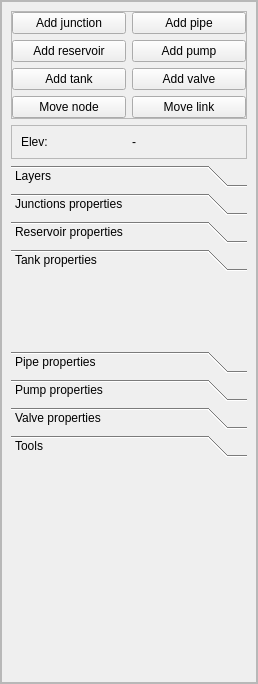
Before: the Qt Designer form qepanet_dockwidget_base.ui in aecforge/QEPANET, drawn with Qt 5.
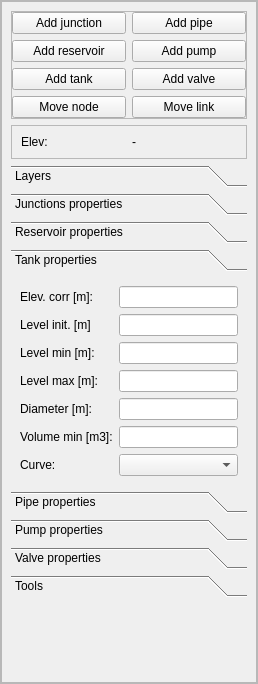
After: the same form once the commit is applied. The open tabs and pages were chosen to show the change.

Commit message: - Added tool to create new reservoir - Modified GUI to support creation of new Tank

Diff of the .ui file:
```diff
--- a/qepanet_dockwidget_base.ui
+++ b/qepanet_dockwidget_base.ui
@@ -344,12 +344,87 @@
                 <x>0</x>
                 <y>0</y>
                 <width>236</width>
-                <height>69</height>
+                <height>220</height>
                </rect>
               </property>
               <attribute name="label">
                <string>Tank properties</string>
               </attribute>
+              <layout class="QFormLayout" name="formLayout_4">
+               <property name="fieldGrowthPolicy">
+                <enum>QFormLayout::AllNonFixedFieldsGrow</enum>
+               </property>
+               <item row="0" column="0">
+                <widget class="QLabel" name="lbl_tank_elev_corr">
+                 <property name="text">
+                  <string>Elev. corr [m]:</string>
+                 </property>
+                </widget>
+               </item>
+               <item row="0" column="1">
+                <widget class="QLineEdit" name="txt_tank_elev_corr"/>
+               </item>
+               <item row="1" column="1">
+                <widget class="QLineEdit" name="txt_tank_level_init"/>
+               </item>
+               <item row="2" column="0">
+                <widget class="QLabel" name="lbl_tank_level_min">
+                 <property name="text">
+                  <string>Level min [m]:</string>
+                 </property>
+                </widget>
+               </item>
+               <item row="2" column="1">
+                <widget class="QLineEdit" name="txt_tank_level_min"/>
+               </item>
+               <item row="3" column="0">
+                <widget class="QLabel" name="lbl_tank_level_max">
+                 <property name="text">
+                  <string>Level max [m]:</string>
+                 </property>
+                </widget>
+               </item>
+               <item row="3" column="1">
+                <widget class="QLineEdit" name="txt_tank_level_max"/>
+               </item>
+               <item row="4" column="0">
+                <widget class="QLabel" name="lbl_tank_diameter">
+                 <property name="text">
+                  <string>Diameter [m]:</string>
+                 </property>
+                </widget>
+               </item>
+               <item row="4" column="1">
+                <widget class="QLineEdit" name="txt_tank_diameter"/>
+               </item>
+               <item row="5" column="0">
+                <widget class="QLabel" name="lbl_tank_vol_min">
+                 <property name="text">
+                  <string>Volume min [m3]:</string>
+                 </property>
+                </widget>
+               </item>
+               <item row="5" column="1">
+                <widget class="QLineEdit" name="txt_tank_vol_min"/>
+               </item>
+               <item row="6" column="0">
+                <widget class="QLabel" name="lbl_tank_curve">
+                 <property name="text">
+                  <string>Curve:</string>
+                 </property>
+                </widget>
+               </item>
+               <item row="6" column="1">
+                <widget class="QComboBox" name="cbo_tank_curve"/>
+               </item>
+               <item row="1" column="0">
+                <widget class="QLabel" name="lbl_tank_level_init">
+                 <property name="text">
+                  <string>Level init. [m]</string>
+                 </property>
+                </widget>
+               </item>
+              </layout>
              </widget>
              <widget class="QWidget" name="wgt_ele_pipe">
               <property name="geometry">
```
Left out of the diff: 40 changed lines with no effect on the pictures. The commit also changes 10 other files.
